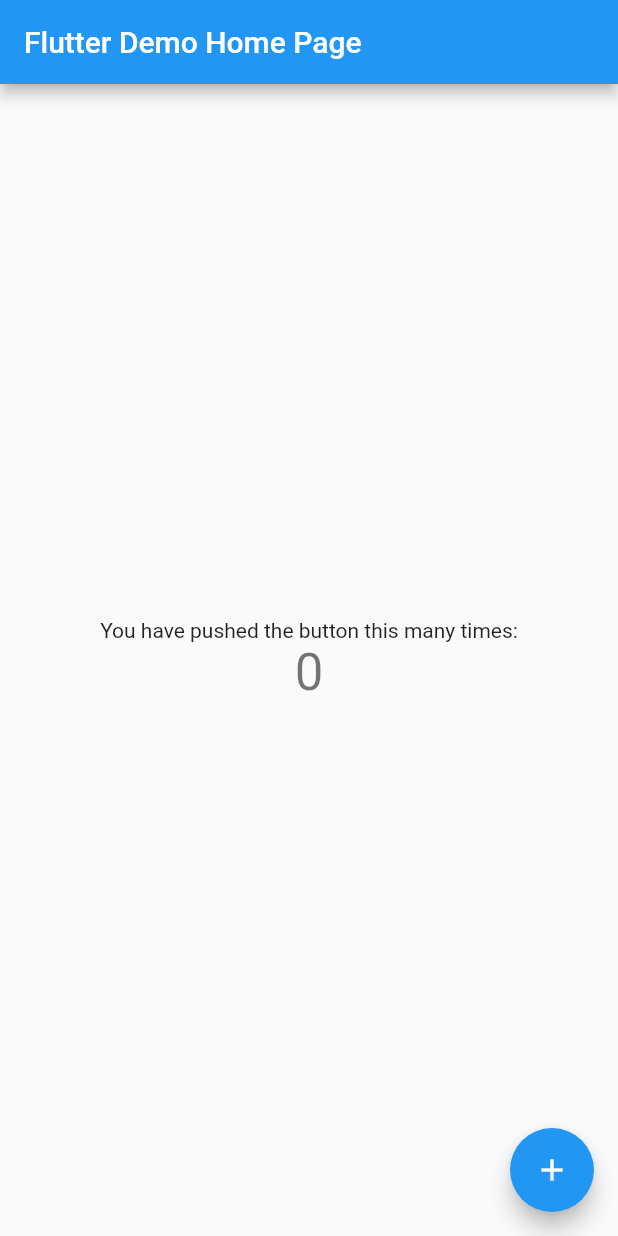
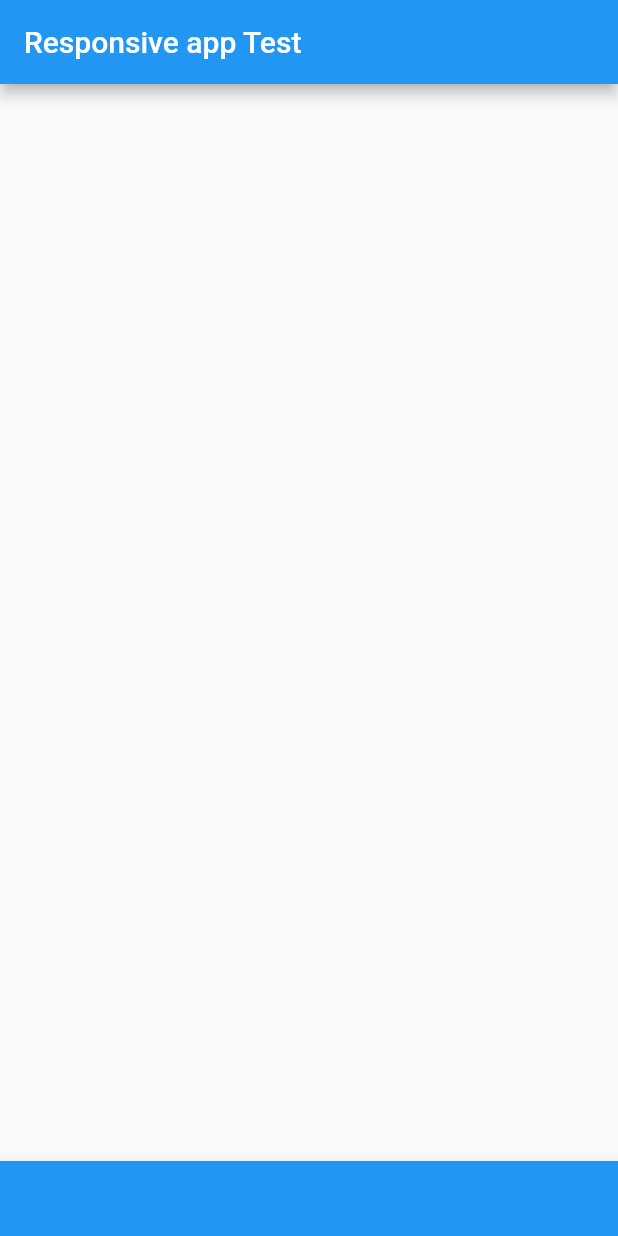
Before and after one commit to Ominousity/RecipeApp, a Flutter app: the screen it shows after launch, on a phone screen of 412 x 824 dp. Run offline on Flutter 3.47's test engine with Material 2 defaults, Android fonts, the light colour scheme and no system bars.

Commit message:
finished responsive test

```diff
--- a/recipe_app/lib/main.dart
+++ b/recipe_app/lib/main.dart
@@ -1,7 +1,10 @@
+// ignore_for_file: prefer_const_constructors
+
 import 'package:flutter/material.dart';
 
 void main() {
   runApp(const MyApp());
+
 }
 
 class MyApp extends StatelessWidget {
@@ -13,15 +16,6 @@
     return MaterialApp(
       title: 'Flutter Demo',
       theme: ThemeData(
-        // This is the theme of your application.
-        //
-        // Try running your application with "flutter run". You'll see the
-        // application has a blue toolbar. Then, without quitting the app, try
-        // changing the primarySwatch below to Colors.green and then invoke
-        // "hot reload" (press "r" in the console where you ran "flutter run",
-        // or simply save your changes to "hot reload" in a Flutter IDE).
-        // Notice that the counter didn't reset back to zero; the application
-        // is not restarted.
         primarySwatch: Colors.blue,
       ),
       home: const MyHomePage(title: 'Flutter Demo Home Page'),
@@ -31,16 +25,6 @@
 
 class MyHomePage extends StatefulWidget {
   const MyHomePage({super.key, required this.title});
-
-  // This widget is the home page of your application. It is stateful, meaning
-  // that it has a State object (defined below) that contains fields that affect
-  // how it looks.
-
-  // This class is the configuration for the state. It holds the values (in this
-  // case the title) provided by the parent (in this case the App widget) and
-  // used by the build method of the State. Fields in a Widget subclass are
-  // always marked "final".
-
   final String title;
 
   @override
@@ -48,68 +32,52 @@
 }
 
 class _MyHomePageState extends State<MyHomePage> {
-  int _counter = 0;
-
-  void _incrementCounter() {
-    setState(() {
-      // This call to setState tells the Flutter framework that something has
-      // changed in this State, which causes it to rerun the build method below
-      // so that the display can reflect the updated values. If we changed
-      // _counter without calling setState(), then the build method would not be
-      // called again, and so nothing would appear to happen.
-      _counter++;
-    });
-  }
 
   @override
   Widget build(BuildContext context) {
-    // This method is rerun every time setState is called, for instance as done
-    // by the _incrementCounter method above.
-    //
-    // The Flutter framework has been optimized to make rerunning build methods
-    // fast, so that you can just rebuild anything that needs updating rather
-    // than having to individually change instances of widgets.
     return Scaffold(
-      appBar: AppBar(
-        // Here we take the value from the MyHomePage object that was created by
-        // the App.build method, and use it to set our appbar title.
-        title: Text(widget.title),
-      ),
-      body: Center(
-        // Center is a layout widget. It takes a single child and positions it
-        // in the middle of the parent.
-        child: Column(
-          // Column is also a layout widget. It takes a list of children and
-          // arranges them vertically. By default, it sizes itself to fit its
-          // children horizontally, and tries to be as tall as its parent.
-          //
-          // Invoke "debug painting" (press "p" in the console, choose the
-          // "Toggle Debug Paint" action from the Flutter Inspector in Android
-          // Studio, or the "Toggle Debug Paint" command in Visual Studio Code)
-          // to see the wireframe for each widget.
-          //
-          // Column has various properties to control how it sizes itself and
-          // how it positions its children. Here we use mainAxisAlignment to
-          // center the children vertically; the main axis here is the vertical
-          // axis because Columns are vertical (the cross axis would be
-          // horizontal).
-          mainAxisAlignment: MainAxisAlignment.center,
-          children: <Widget>[
-            const Text(
-              'You have pushed the button this many times:',
-            ),
-            Text(
-              '$_counter',
-              style: Theme.of(context).textTheme.headlineMedium,
-            ),
-          ],
-        ),
-      ),
-      floatingActionButton: FloatingActionButton(
-        onPressed: _incrementCounter,
-        tooltip: 'Increment',
-        child: const Icon(Icons.add),
-      ), // This trailing comma makes auto-formatting nicer for build methods.
+      appBar: AppBar(title: const Text('Responsive app Test')),
+      body: LayoutBuilder(
+        builder: (BuildContext context, BoxConstraints constraints) {
+          if (constraints.maxWidth < 750) {
+            return BuildPhone(context);
+          } else  if (constraints.maxWidth < 1500){
+            return BuildTablet(context);
+          } else{
+            return BuildDesktop(context);
+          }
+        },
+    ),
     );
   }
 }
+
+Widget BuildPhone(BuildContext context){
+  return Scaffold(
+      bottomNavigationBar: BottomAppBar(
+        height: 50.0,
+        color: Colors.blue,
+      ),
+    );
+}
+
+Widget BuildTablet(BuildContext context){
+  return Center(
+      child: Align(
+        alignment: Alignment.centerLeft,
+        child: Container(
+          height: MediaQuery.of(context).size.height,
+          width: 150.0,
+          color: Colors.blue,
+        ),
+      ),
+    );
+}
+
+Widget BuildDesktop(BuildContext context){
+  return Scaffold(
+      appBar: AppBar(
+
+      ),
+    );
+}
```
